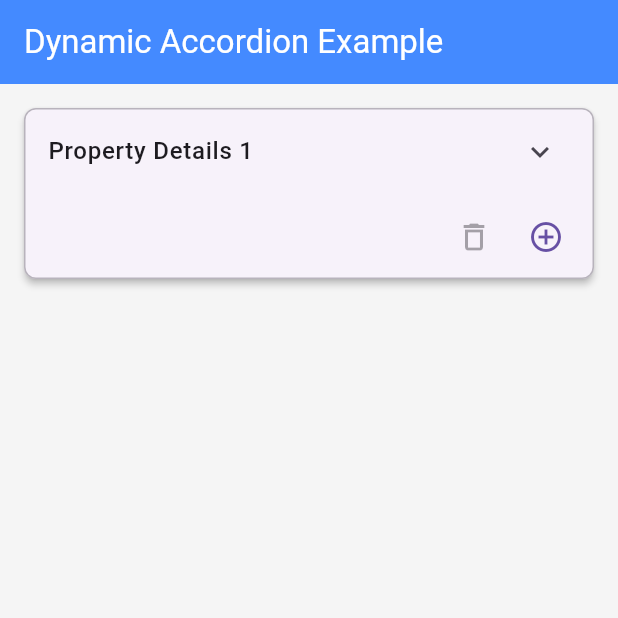
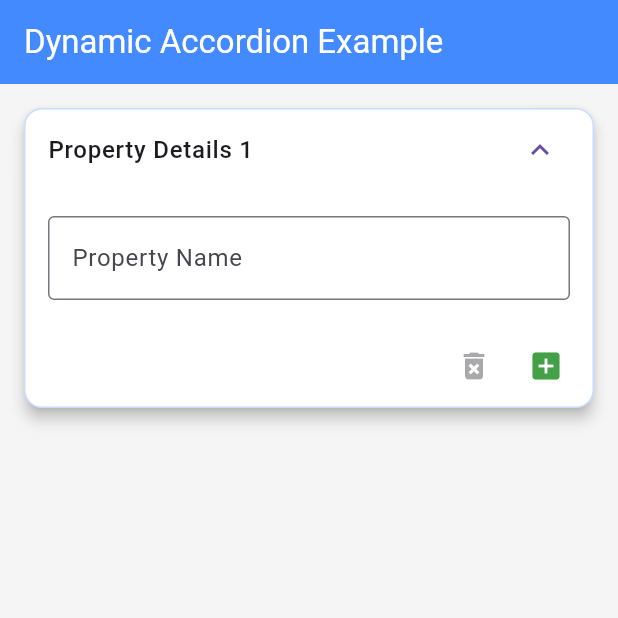
Before and after one commit to AlnasHossain/dynamic_accordion, a Flutter app: the screen it shows after launch, on a phone screen of 412 x 824 dp, the top half of it. Run offline on Flutter 3.47's test engine with Material 3 defaults, Android fonts, the light colour scheme and no system bars.

Commit message:
docs: update changelog and readme, chore: apply styling changes to accordion

```diff
--- a/lib/src/dynamic_accordion_list.dart
+++ b/lib/src/dynamic_accordion_list.dart
@@ -16,8 +16,45 @@
   final T Function() onAdd;
 
   /// Optional: Called before an item is removed.
-  /// Return true to proceed with deletion, false to cancel (useful for showing confirmation dialogs).
+  /// Return true to proceed with deletion, false to cancel.
   final bool Function(int index, T item)? onDelete;
+
+  // ==========================================
+  // NEW: Stylistic & Layout Parameters
+  // ==========================================
+
+  /// The background color of the card.
+  final Color? cardColor;
+
+  /// The shadow elevation of the card. Defaults to 2.0.
+  final double? elevation;
+
+  /// The border radius of the card. Defaults to 8.0.
+  final BorderRadiusGeometry? borderRadius;
+
+  /// The color of the card's border.
+  final Color? borderColor;
+
+  /// Custom icon for the 'Add' button. Defaults to Icons.add_circle_outline.
+  final Widget? addIcon;
+
+  /// Custom icon for the 'Delete' button. Defaults to Icons.delete_outline.
+  final Widget? deleteIcon;
+
+  /// Custom color for the 'Add' button. Defaults to Theme primary color.
+  final Color? addIconColor;
+
+  /// Custom color for the 'Delete' button. Defaults to Theme error color.
+  final Color? deleteIconColor;
+
+  /// Whether the tiles should be expanded by default. Defaults to false.
+  final bool initiallyExpanded;
+
+  /// Scroll physics for the list. Defaults to NeverScrollableScrollPhysics().
+  final ScrollPhysics? physics;
+
+  /// Whether the list should shrink-wrap its contents. Defaults to true.
+  final bool shrinkWrap;
 
   const DynamicAccordionList({
     super.key,
@@ -26,6 +63,17 @@
     required this.bodyBuilder,
     required this.onAdd,
     this.onDelete,
+    this.cardColor,
+    this.elevation,
+    this.borderRadius,
+    this.borderColor,
+    this.addIcon,
+    this.deleteIcon,
+    this.addIconColor,
+    this.deleteIconColor,
+    this.initiallyExpanded = false,
+    this.physics,
+    this.shrinkWrap = true,
   });
 
   @override
@@ -37,19 +85,20 @@
   @override
   Widget build(BuildContext context) {
     return ListView.builder(
-      shrinkWrap: true,
-      physics: const NeverScrollableScrollPhysics(),
+      shrinkWrap: widget.shrinkWrap,
+      physics: widget.physics ?? const NeverScrollableScrollPhysics(),
       itemCount: widget.items.length,
       itemBuilder: (context, index) {
         final item = widget.items[index];
 
         return Card(
-          elevation: 2,
+          color: widget.cardColor,
+          elevation: widget.elevation ?? 2.0,
           margin: const EdgeInsets.only(bottom: 16.0),
           shape: RoundedRectangleBorder(
-            borderRadius: BorderRadius.circular(8),
+            borderRadius: widget.borderRadius ?? BorderRadius.circular(8),
             side: BorderSide(
-              color:
+              color: widget.borderColor ??
                   Theme.of(context).colorScheme.outline.withValues(alpha: 0.5),
             ),
           ),
@@ -57,6 +106,7 @@
             children: [
               // 1. The Accordion
               ExpansionTile(
+                initiallyExpanded: widget.initiallyExpanded,
                 shape:
                     const Border(), // Removes default flutter borders on expansion
                 title: widget.headerBuilder(context, index, item),
@@ -68,7 +118,7 @@
                 ],
               ),
 
-              // 2. The Dynamic Action Bar (Inside the Card, below the accordion)
+              // 2. The Dynamic Action Bar
               Padding(
                 padding: const EdgeInsets.symmetric(
                   horizontal: 8.0,
@@ -78,9 +128,10 @@
                   mainAxisAlignment: MainAxisAlignment.end,
                   children: [
                     IconButton(
-                      icon: const Icon(Icons.delete_outline),
-                      color: Theme.of(context).colorScheme.error,
-                      // Disable delete if it's the last remaining item
+                      icon:
+                          widget.deleteIcon ?? const Icon(Icons.delete_outline),
+                      color: widget.deleteIconColor ??
+                          Theme.of(context).colorScheme.error,
                       onPressed: widget.items.length > 1
                           ? () {
                               bool shouldDelete = true;
@@ -97,10 +148,11 @@
                       tooltip: 'Delete this section',
                     ),
                     IconButton(
-                      icon: const Icon(Icons.add_circle_outline),
-                      color: Theme.of(context).colorScheme.primary,
+                      icon: widget.addIcon ??
+                          const Icon(Icons.add_circle_outline),
+                      color: widget.addIconColor ??
+                          Theme.of(context).colorScheme.primary,
                       onPressed: () {
-                        // Core Logic: Insert at index + 1
                         setState(() {
                           widget.items.insert(index + 1, widget.onAdd());
                         });
```
Also changed, not shown: 2 other files.
